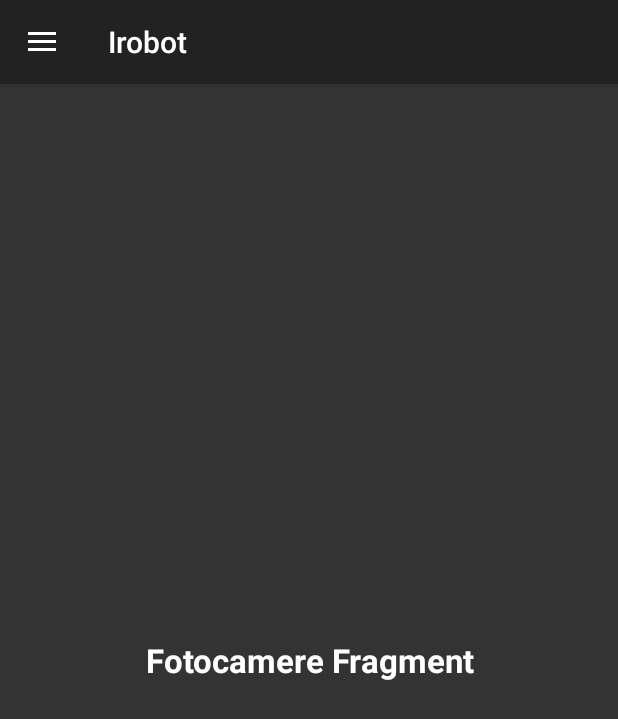
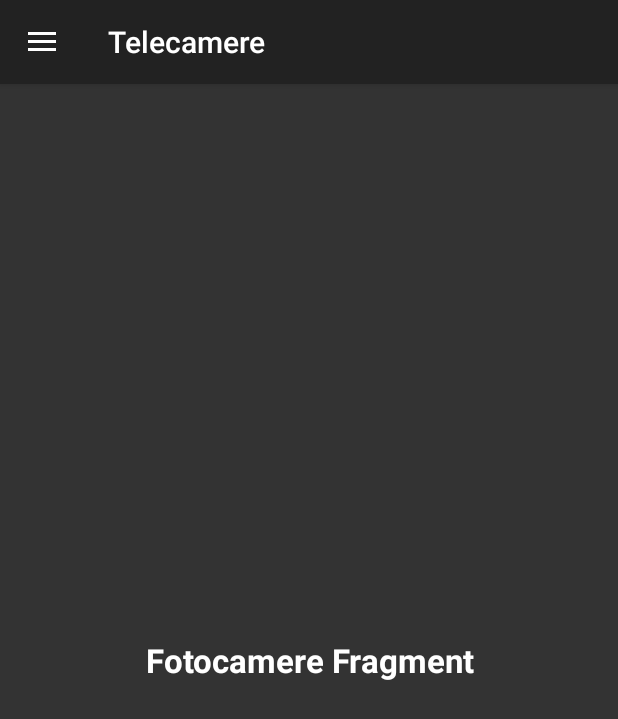
Before and after one commit to binisamuele/TANGO-ITS, an Android app: the screen it shows after launch (MainActivity), in the side drawer, after a tap on "Telecamere", on a phone screen of 412 x 824 dp. Shown: the top 719 px of the screen. Run offline under Robolectric (Android 15) with nearby library versions, the phone set to English and light mode, and no system bars.

Commit message:
Aggiornamento main Activity

```diff
--- a/Comunicazione/Android_app/app/src/main/java/com/example/irobotapplication/MainActivity.java
+++ b/Comunicazione/Android_app/app/src/main/java/com/example/irobotapplication/MainActivity.java
@@ -33,6 +33,8 @@ public class MainActivity extends AppCompatActivity {
         drawerLayout = findViewById(R.id.drawerLayout);
         navigationView = findViewById(R.id.nav);
 
+        setSupportActionBar(toolbar);
+
         ActionBarDrawerToggle toggle = new ActionBarDrawerToggle(this, drawerLayout, toolbar, R.string.open, R.string.close);
         drawerLayout.addDrawerListener(toggle);
         toggle.syncState();
@@ -45,15 +47,19 @@ public class MainActivity extends AppCompatActivity {
                 if (itemId == R.id.home) {
                     drawerLayout.closeDrawer(GravityCompat.START);
                     fragmentR(new HomeFragment());
+                    setToolbarTitle("Home");
                 } else if (itemId == R.id.controller) {
                     fragmentR(new ControllerFragment());
                     drawerLayout.closeDrawer(GravityCompat.START);
+                    setToolbarTitle("Controller");
                 } else if (itemId == R.id.lidar) {
                     fragmentR(new LidarFragment());
                     drawerLayout.closeDrawer(GravityCompat.START);
+                    setToolbarTitle("Lidar");
                 } else if (itemId == R.id.telecamere) {
                     fragmentR(new FotocamereFragment());
                     drawerLayout.closeDrawer(GravityCompat.START);
+                    setToolbarTitle("Telecamere");
                 }
 
                 ColorStateList selectedTextColor = new ColorStateList(
@@ -64,16 +70,14 @@ public class MainActivity extends AppCompatActivity {
                 navigationView.setItemTextColor(selectedTextColor);
                 navigationView.setItemIconTintList(selectedTextColor);
 
-
                 return true;
             }
         });
         MenuItem homeItem = navigationView.getMenu().findItem(R.id.home);
         if (homeItem != null) {
-            homeItem.setChecked(true); // Imposta l'elemento "Home" come selezionato
-            navigationView.setCheckedItem(R.id.home); // Imposta l'elemento "Home" come selezionato visivamente
+            homeItem.setChecked(true);
+            navigationView.setCheckedItem(R.id.home);
 
-            // Cambia il colore del testo e delle icone per l'elemento "Home"
             ColorStateList initialTextColor = new ColorStateList(
                     new int[][]{{android.R.attr.state_checked}, {}},
                     new int[]{ContextCompat.getColor(MainActivity.this, R.color.selected_text_color),
@@ -85,7 +89,8 @@ public class MainActivity extends AppCompatActivity {
 
         if (savedInstanceState == null) {
             fragmentR(new HomeFragment());
-            navigationView.setCheckedItem(R.id.home); // Imposta l'elemento di menu Home come selezionato
+            navigationView.setCheckedItem(R.id.home);
+            setToolbarTitle("Tango");
         }
     }
 
@@ -95,4 +100,8 @@ public class MainActivity extends AppCompatActivity {
         fragmentTransaction.replace(R.id.frameLayout, fragment);
         fragmentTransaction.commit();
     }
+
+    private void setToolbarTitle(String title) {
+        getSupportActionBar().setTitle(title);
+    }
 }
--- a/Comunicazione/Android_app/app/src/main/res/layout/header.xml
+++ b/Comunicazione/Android_app/app/src/main/res/layout/header.xml
@@ -21,7 +21,7 @@
         <TextView
             android:layout_width="wrap_content"
             android:layout_height="wrap_content"
-            android:text="Irobot"
+            android:text="Tango"
             android:textAlignment="center"
             android:textColor="@android:color/white"
             android:textSize="50sp"
```
